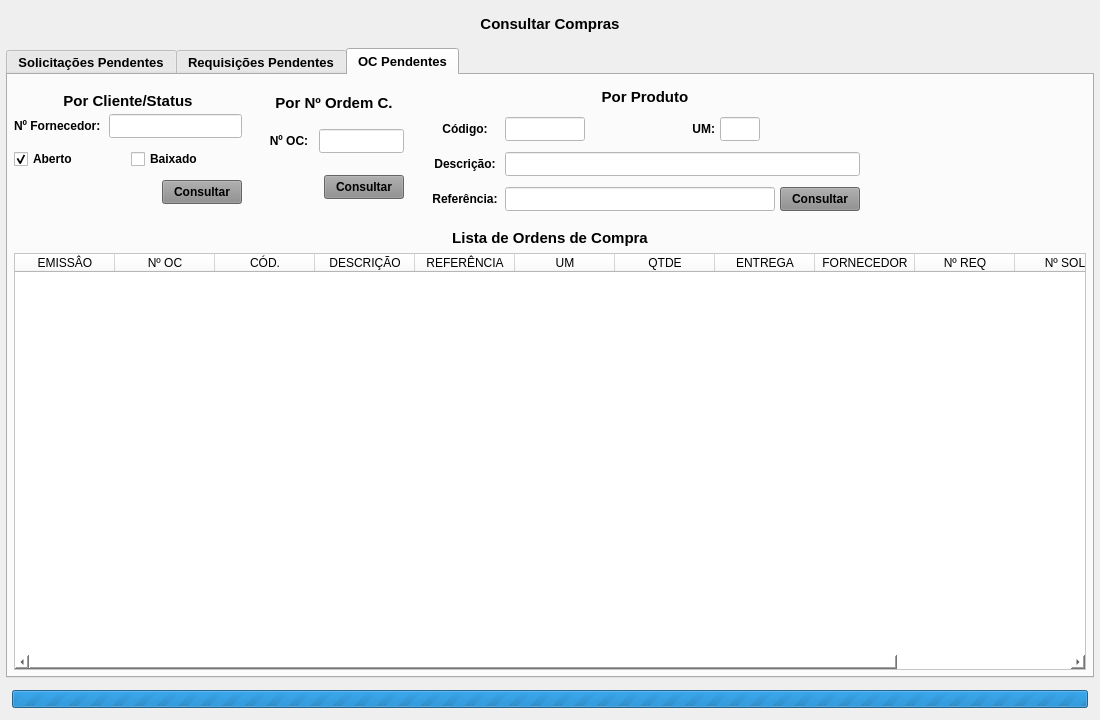
First picture: the form in forms/tela_compras_status.ui, repository Azevedo84/erp_suzuki, before the edit.
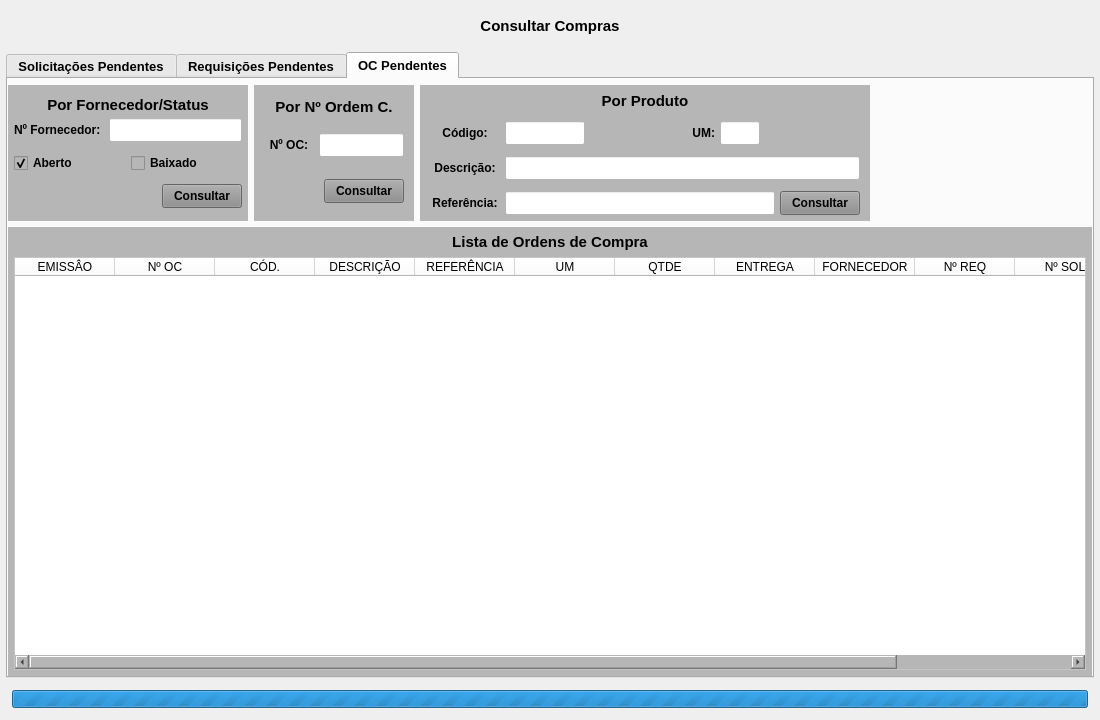
Second picture: the form after the edit. The open tabs and pages were chosen to show the change.

Patch:
```diff
--- a/forms/tela_compras_status.ui
+++ b/forms/tela_compras_status.ui
@@ -10,6 +10,11 @@
     <height>720</height>
    </rect>
   </property>
+  <property name="font">
+   <font>
+    <pointsize>14</pointsize>
+   </font>
+  </property>
   <property name="windowTitle">
    <string>Status Compras</string>
   </property>
@@ -2570,7 +2575,7 @@
                  </size>
                 </property>
                 <property name="styleSheet">
-                 <string notr="true"/>
+                 <string notr="true">background-color: rgb(182, 182, 182);</string>
                 </property>
                 <layout class="QVBoxLayout" name="verticalLayout_17">
                  <property name="spacing">
@@ -2610,7 +2615,7 @@
                     </font>
                    </property>
                    <property name="text">
-                    <string>Por Cliente/Status</string>
+                    <string>Por Fornecedor/Status</string>
                    </property>
                    <property name="alignment">
                     <set>Qt::AlignCenter</set>
@@ -2896,7 +2901,7 @@
                  </size>
                 </property>
                 <property name="styleSheet">
-                 <string notr="true"/>
+                 <string notr="true">background-color: rgb(182, 182, 182);</string>
                 </property>
                 <layout class="QVBoxLayout" name="verticalLayout_11">
                  <property name="spacing">
@@ -3143,7 +3148,7 @@
                  </size>
                 </property>
                 <property name="styleSheet">
-                 <string notr="true"/>
+                 <string notr="true">background-color: rgb(182, 182, 182);</string>
                 </property>
                 <layout class="QVBoxLayout" name="verticalLayout_15">
                  <property name="spacing">
@@ -3647,7 +3652,25 @@
                </widget>
               </item>
               <item>
-               <widget class="QWidget" name="widget_12" native="true"/>
+               <widget class="QWidget" name="widget_12" native="true">
+                <property name="font">
+                 <font>
+                  <pointsize>14</pointsize>
+                 </font>
+                </property>
+                <layout class="QHBoxLayout" name="horizontalLayout_3">
+                 <item>
+                  <widget class="QLabel" name="label_Aguarde_OC">
+                   <property name="text">
+                    <string/>
+                   </property>
+                   <property name="alignment">
+                    <set>Qt::AlignCenter</set>
+                   </property>
+                  </widget>
+                 </item>
+                </layout>
+               </widget>
               </item>
              </layout>
             </widget>
@@ -3655,7 +3678,7 @@
            <item>
             <widget class="QWidget" name="widget_Cor12" native="true">
              <property name="styleSheet">
-              <string notr="true"/>
+              <string notr="true">background-color: rgb(182, 182, 182);</string>
              </property>
              <layout class="QVBoxLayout" name="verticalLayout_8">
               <property name="leftMargin">
@@ -3811,7 +3834,7 @@
         <height>30</height>
        </size>
       </property>
-      <layout class="QHBoxLayout" name="horizontalLayout_3">
+      <layout class="QHBoxLayout" name="horizontalLayout_12">
        <property name="spacing">
         <number>6</number>
        </property>
```
Left out of the diff: 36 changed lines with no effect on the pictures.
